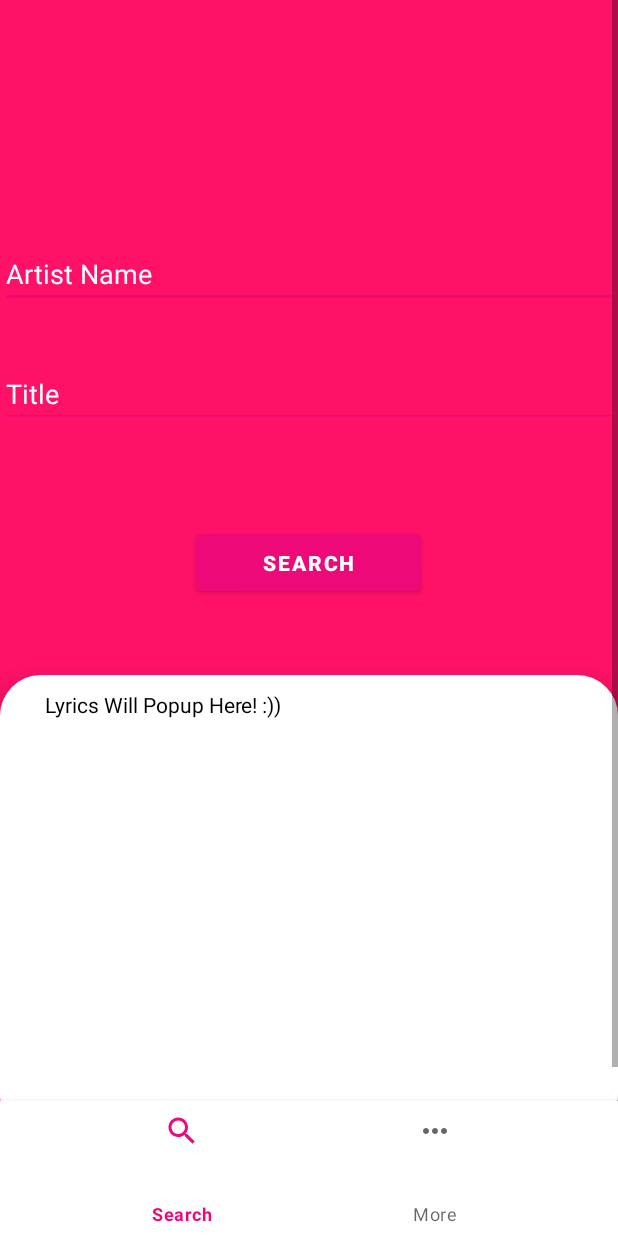
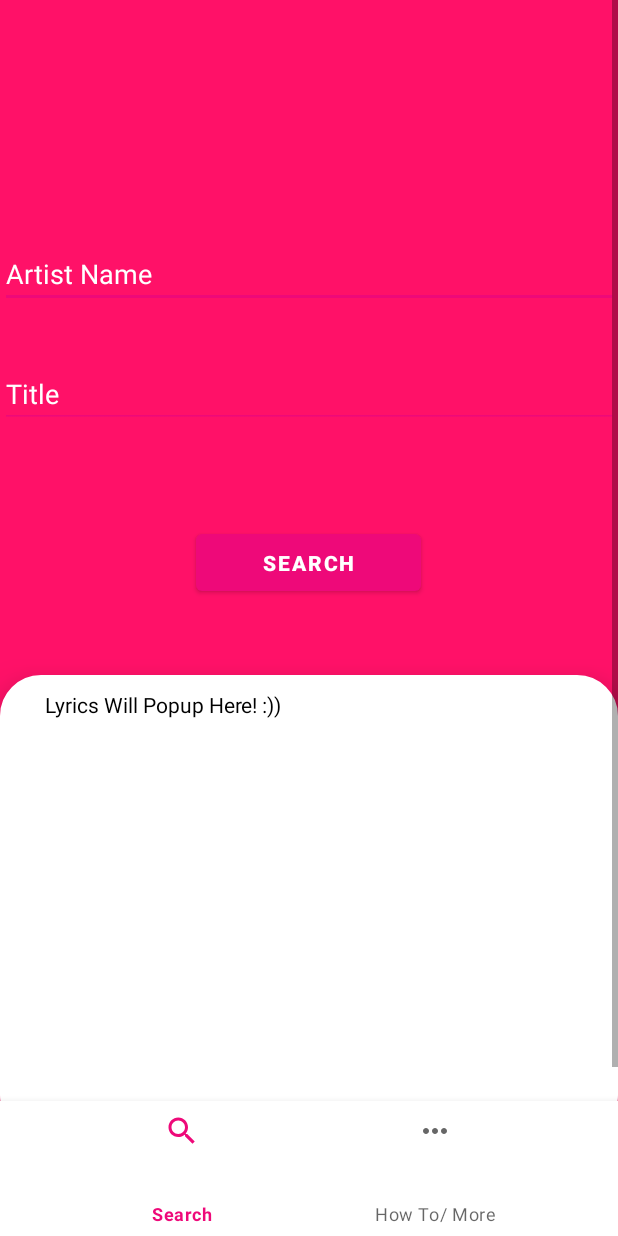
Before and after one commit to sidoncode/Lyrics-Searcher, an Android app: the MainActivity screen opened directly, with no data from a screen before it, on a phone screen of 412 x 824 dp. Run offline under Robolectric (Android 15) with nearby library versions, the phone set to English and light mode, and no system bars; our stand-ins replace Volley; network calls fail.

Commit message:
more/how to section done

```diff
--- a/app/src/main/AndroidManifest.xml
+++ b/app/src/main/AndroidManifest.xml
@@ -7,7 +7,7 @@
 
     <application
         android:allowBackup="true"
-        android:icon="@mipmap/ic_launcher"
+        android:icon="@drawable/icon"
         android:label="@string/app_name"
         android:roundIcon="@mipmap/ic_launcher_round"
         android:supportsRtl="true"
--- a/app/src/main/res/layout/fragment_more.xml
+++ b/app/src/main/res/layout/fragment_more.xml
@@ -3,9 +3,9 @@
     xmlns:tools="http://schemas.android.com/tools"
     android:layout_width="match_parent"
     android:layout_height="match_parent"
-    tools:context=".More">
+    tools:context=".More"
+    android:background="@drawable/music">
 
-    <!-- TODO: Update blank fragment layout -->
 
 
 </FrameLayout>
--- a/app/src/main/res/menu/main.xml
+++ b/app/src/main/res/menu/main.xml
@@ -8,7 +8,7 @@
         />
 
     <item
-        android:title="More"
+        android:title="How To/ More"
         android:icon="@drawable/more"
         android:id="@+id/more_frag"
         />
```
